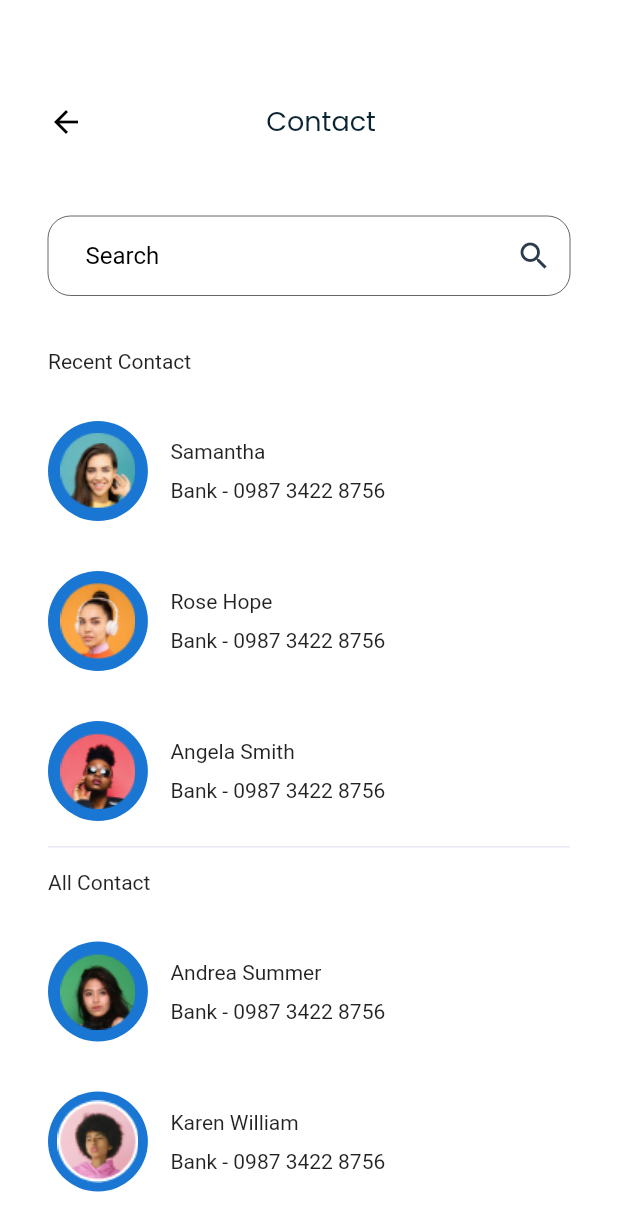
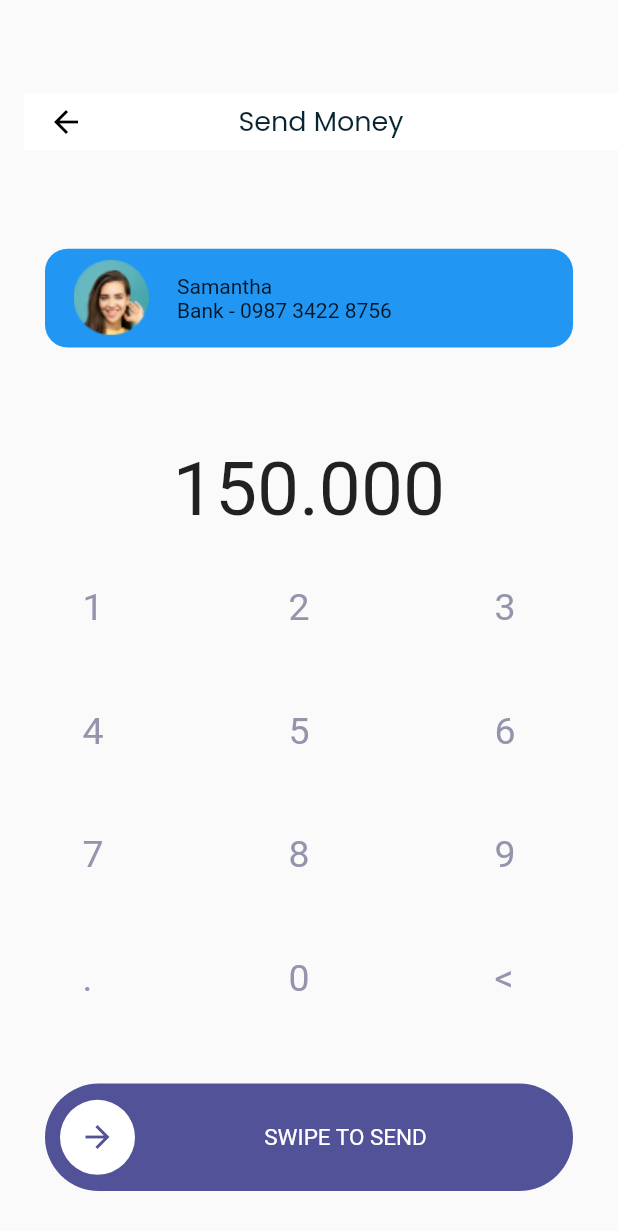
Before and after one commit to bagashyt/digital-wallet-ui, a Flutter app: the screen it shows after launch, on a phone screen of 412 x 824 dp. Shown: the top 1231 px of the screen. Run offline on Flutter 3.47's test engine with Material 2 defaults, Android fonts, the phone set to English and light mode, and no system bars; drawn by our look-alikes of slider_button; our stand-ins replace google_fonts.

Commit message:
add layout send money

```diff
--- a/lib/main.dart
+++ b/lib/main.dart
@@ -1,8 +1,5 @@
-import 'package:digital_wallet/model/shortcut_menu.dart';
-import 'package:digital_wallet/screen/contact_screen.dart';
-import 'package:digital_wallet/screen/home_page.dart';
-import 'package:digital_wallet/screen/menu_screen.dart';
-import 'package:digital_wallet/widget/item_shortcut.dart';
+import 'package:digital_wallet/screen/send_money_screen.dart';
+import 'package:digital_wallet/widget/numpad.dart';
 import 'package:flutter/material.dart';
 
 void main() {
@@ -13,7 +10,7 @@ class MyApp extends StatelessWidget {
   @override
   Widget build(BuildContext context) {
     return MaterialApp(
-      home: ContactScreen(),
+      home: SendMoneyScreen(),
     );
   }
 }
--- /dev/null
+++ b/lib/screen/send_money_screen.dart
@@ -0,0 +1,82 @@
+import 'package:digital_wallet/constant/constant.dart';
+import 'package:digital_wallet/model/recent_contact.dart';
+import 'package:digital_wallet/widget/custom_appbar.dart';
+import 'package:digital_wallet/widget/item_contact.dart';
+import 'package:digital_wallet/widget/numpad.dart';
+import 'package:digital_wallet/widget/slide_button.dart';
+import 'package:flutter/material.dart';
+
+class SendMoneyScreen extends StatelessWidget {
+  const SendMoneyScreen({Key? key}) : super(key: key);
+
+  @override
+  Widget build(BuildContext context) {
+    return Scaffold(
+      appBar: CustomAppBar(
+        color: Colors.white,
+        icon: Icons.arrow_back,
+        title: 'Send Money',
+      ),
+      body: SafeArea(
+        child: Column(
+          mainAxisAlignment: MainAxisAlignment.center,
+          crossAxisAlignment: CrossAxisAlignment.center,
+          children: [
+            Expanded(
+              child: SizedBox(
+                height: 58.0,
+              ),
+            ),
+            Expanded(
+              child: Container(
+                margin: EdgeInsets.symmetric(horizontal: 30.0),
+                height: 80,
+                decoration: BoxDecoration(
+                    color: Colors.blue,
+                    borderRadius: BorderRadius.all(Radius.circular(15))),
+                child: Row(
+                  mainAxisAlignment: MainAxisAlignment.start,
+                  children: [
+                    Expanded(child: Image.asset(recentContactList[0].image)),
+                    Expanded(
+                      flex: 3,
+                      child: Column(
+                        crossAxisAlignment: CrossAxisAlignment.start,
+                        mainAxisAlignment: MainAxisAlignment.center,
+                        children: [
+                          Text(recentContactList[0].name),
+                          Text(recentContactList[0].accountBank),
+                        ],
+                      ),
+                    ),
+                  ],
+                ),
+              ),
+            ),
+            Expanded(
+              child: SizedBox(
+                height: 45,
+              ),
+            ),
+            Expanded(
+              child: Text(
+                '150.000',
+                style: TextStyle(fontSize: 50),
+              ),
+            ),
+            // Expanded(
+            //   child: SizedBox(
+            //     height: 26.0,
+            //   ),
+            // ),
+            Expanded(
+              flex: 5,
+              child: Numpad(),
+            ),
+            Expanded(flex: 2, child: SlideButton())
+          ],
+        ),
+      ),
+    );
+  }
+}
--- /dev/null
+++ b/lib/widget/numpad.dart
@@ -0,0 +1,68 @@
+import 'package:flutter/material.dart';
+
+class Numpad extends StatelessWidget {
+  List<String> numList = [
+    '1',
+    '2',
+    '3',
+    '4',
+    '5',
+    '6',
+    '7',
+    '8',
+    '9',
+    '.',
+    '0',
+    '<',
+  ];
+
+  @override
+  Widget build(BuildContext context) {
+    return Column(
+      crossAxisAlignment: CrossAxisAlignment.stretch,
+      children: [
+        SizedBox(
+          height: 310.0,
+          child: MediaQuery.removePadding(
+            context: context,
+            removeTop: true,
+            removeBottom: true,
+            child: GridView.builder(
+                physics: NeverScrollableScrollPhysics(),
+                itemCount: numList.length,
+                gridDelegate: const SliverGridDelegateWithFixedCrossAxisCount(
+                    crossAxisCount: 3, childAspectRatio: 25 / 15),
+                itemBuilder: (BuildContext context, int index) {
+                  String itemKey = numList[index];
+                  return NumberKey(numKey: itemKey);
+                }),
+          ),
+        ),
+        // Row(
+        //   mainAxisAlignment: MainAxisAlignment.spaceAround,
+        //   children: [
+        //     NumberKey(numKey: '.'),
+        //     NumberKey(numKey: '0'),
+        //     NumberKey(numKey: '<'),
+        //   ],
+        // ),
+      ],
+    );
+  }
+}
+
+class NumberKey extends StatelessWidget {
+  final String numKey;
+  NumberKey({Key? key, required this.numKey}) : super(key: key);
+
+  @override
+  Widget build(BuildContext context) {
+    return Padding(
+      padding: EdgeInsets.symmetric(horizontal: 55.0, vertical: 27.0),
+      child: Text(
+        numKey,
+        style: TextStyle(color: Color(0xff9494AD), fontSize: 25.0),
+      ),
+    );
+  }
+}
--- /dev/null
+++ b/lib/widget/slide_button.dart
@@ -0,0 +1,43 @@
+import 'package:flutter/material.dart';
+import 'package:slider_button/slider_button.dart';
+
+class SlideButton extends StatefulWidget {
+  const SlideButton({Key? key}) : super(key: key);
+
+  @override
+  State<SlideButton> createState() => _SlideButtonState();
+}
+
+class _SlideButtonState extends State<SlideButton> {
+  @override
+  Widget build(BuildContext context) {
+    return Container(
+      margin: EdgeInsets.symmetric(horizontal: 30, vertical: 30),
+      height: 65,
+      width: double.infinity,
+      child: SliderButton(
+        width: MediaQuery.of(context).size.width - 60,
+        shimmer: false,
+        action: () {
+          print('swiped');
+        },
+        label: Text(
+          'SWIPE TO SEND',
+          style: TextStyle(
+            color: Colors.white,
+            fontSize: 15,
+          ),
+        ),
+        dismissible: false,
+        alignLabel: const Alignment(0.2, 0),
+        buttonSize: 50.0,
+        buttonColor: Colors.white,
+        icon: Icon(
+          Icons.arrow_forward,
+          color: Color(0xff525298),
+        ),
+        backgroundColor: Color(0xff525298),
+      ),
+    );
+  }
+}
--- a/pubspec.yaml
+++ b/pubspec.yaml
@@ -35,6 +35,11 @@ dependencies:
   # Use with the CupertinoIcons class for iOS style icons.
   cupertino_icons: ^1.0.2
   google_fonts: ^2.1.0
+  slider_button:
+    git:
+      url: https://github.com/Shiba-Kar/Slider-Button.git
+      ref: master
+
 
 dev_dependencies:
   flutter_test:
```
Also changed, not shown: pubspec.lock, 1 other file.
